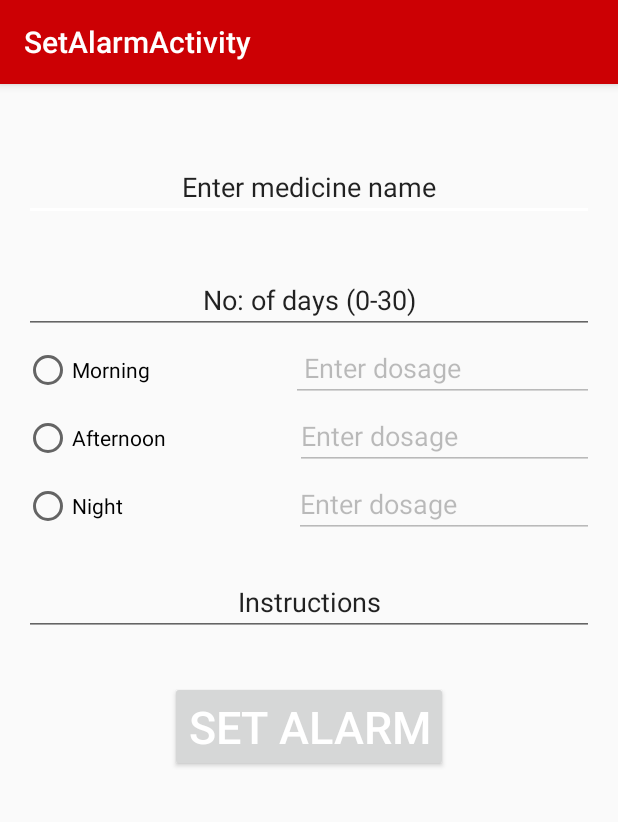
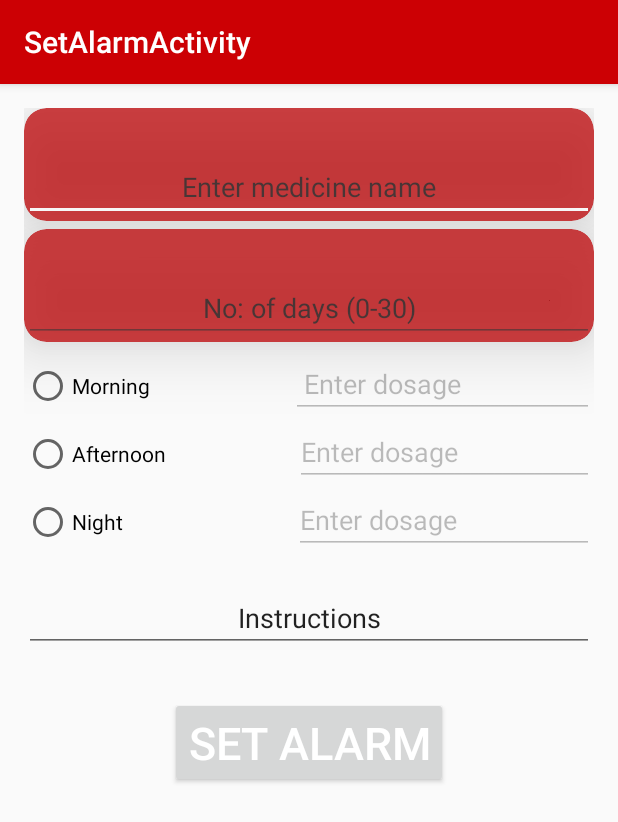
Before and after one commit to dheerajr17/MedTime2, an Android app: the SetAlarmActivity screen opened directly, with no data from a screen before it, on a phone screen of 412 x 824 dp. Shown: the top 822 px of the screen. Run offline under Robolectric (Android 15) with nearby library versions, the phone set to English and light mode, and no system bars; libraries missing offline, so code that uses them is left out: info.hoang8f.widget; plain views replace FButton; 1 statement that could not run was skipped.

Commit message:
i have changed the theme

```diff
--- a/app/src/main/res/layout/content_set_alarm.xml
+++ b/app/src/main/res/layout/content_set_alarm.xml
@@ -10,6 +10,17 @@
     android:paddingBottom="@dimen/activity_vertical_margin"
     app:layout_behavior="@string/appbar_scrolling_view_behavior"
     tools:showIn="@layout/activity_set_alarm" tools:context="dp.com.medtime.SetAlarmActivity">
+    <android.support.v7.widget.CardView
+        android:layout_marginBottom="5dp"
+        xmlns:android="http://schemas.android.com/apk/res/android"
+        xmlns:card_view="http://schemas.android.com/apk/res-auto"
+        android:layout_width="match_parent"
+        android:layout_height="wrap_content"
+        android:alpha="0.75"
+        card_view:cardBackgroundColor="#BD0306"
+        card_view:cardCornerRadius="15dp"
+        card_view:cardElevation="25dp">
+    >
     <EditText
         android:paddingTop="40dp"
         android:layout_width="match_parent"
@@ -19,6 +30,18 @@
         android:id="@+id/medName"
         android:layout_gravity="center"
         />
+    </android.support.v7.widget.CardView>
+    <android.support.v7.widget.CardView
+        android:layout_marginBottom="5dp"
+        xmlns:android="http://schemas.android.com/apk/res/android"
+        xmlns:card_view="http://schemas.android.com/apk/res-auto"
+        android:layout_width="match_parent"
+        android:layout_height="wrap_content"
+        android:alpha="0.75"
+        card_view:cardBackgroundColor="#BD0306"
+        card_view:cardCornerRadius="15dp"
+        card_view:cardElevation="25dp">
+    >
     <EditText
         android:paddingTop="40dp"
         android:layout_width="match_parent"
@@ -28,6 +51,7 @@
         android:id="@+id/medDays"
         android:layout_gravity="center"
         />
+    </android.support.v7.widget.CardView>
     <LinearLayout
         android:orientation="vertical"
         android:layout_width="match_parent"
```
Also changed, not shown: app/src/main/res/layout/content_main.xml (+44 -24 lines), app/src/main/res/layout/content_signup.xml (+6 -20 lines), 2 other files.
